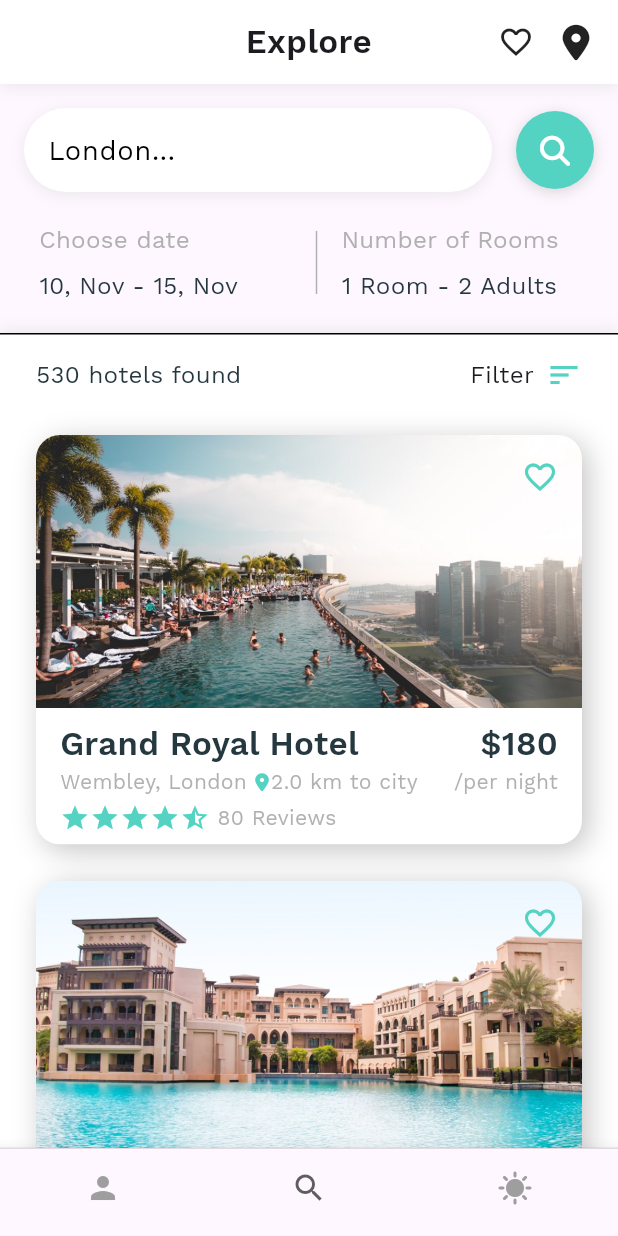
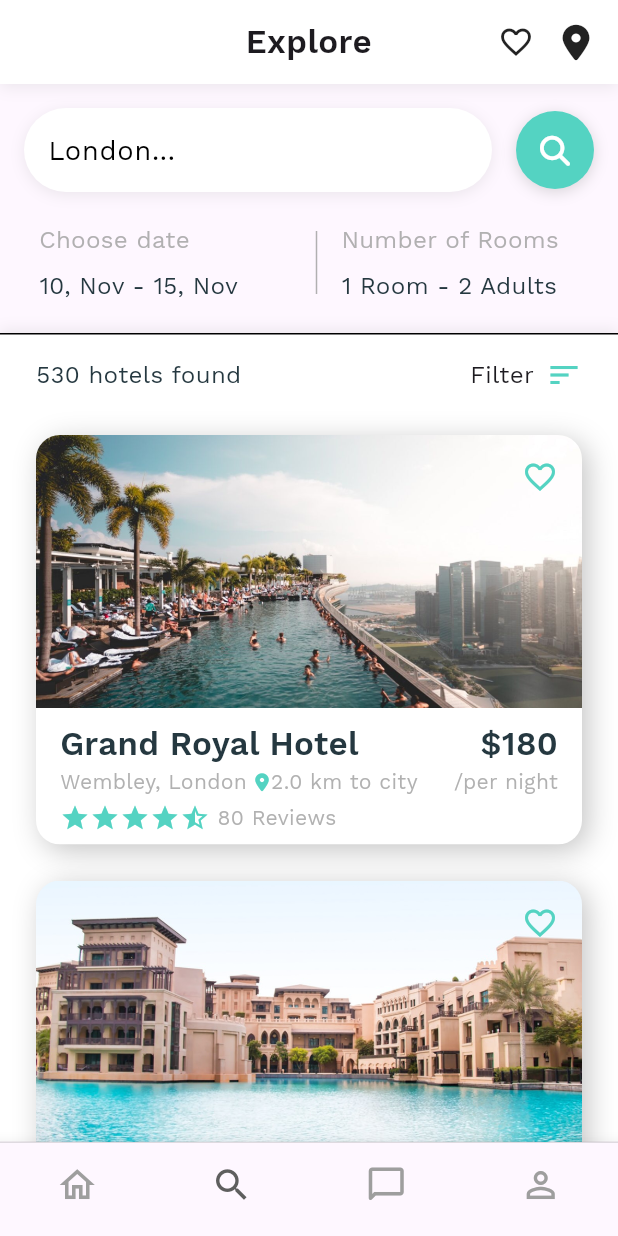
Before and after one commit to jdalgali/TravelCompanionFinder, a Flutter app: the screen it shows after launch, on a phone screen of 412 x 824 dp. Run offline on Flutter 3.47's test engine with Material 3 defaults, Android fonts, the phone set to English and light mode, and no system bars; our stand-ins replace font_awesome_flutter.

Commit message:
BottomBar finished

```diff
--- a/lib/bottom_bar.dart
+++ b/lib/bottom_bar.dart
@@ -13,9 +13,10 @@ class BottomBar extends StatefulWidget {
 class _BottomBarState extends State<BottomBar> {
   int selectedIndex = 1;
   static final List<Widget> _widgetOptions = <Widget>[
-    const Text("Page01, TODO"),
+    const Text("Overview Page: Page to see actual travels + Recommendation"),
     const HotelHomeScreen(),
-    const Text("Page02, TODO")
+    const Text("Chat: communication between Uploader and Searcher"),
+    const Text("Profile Page: Last Travels, Likes, Settings, Support System 'Help', Button for upload Travels => page with get back button, like initial hotel_home_screen")
   ];
 
   void onPageTap(int index) {
@@ -48,6 +49,7 @@ class _BottomBarState extends State<BottomBar> {
               color: Colors.grey.withOpacity(0.25), // Adjust color and opacity
             ),
           BottomNavigationBar(
+            iconSize: 28,
             currentIndex: selectedIndex,
             onTap: onPageTap,
             type: BottomNavigationBarType.fixed,
@@ -58,14 +60,13 @@ class _BottomBarState extends State<BottomBar> {
             unselectedItemColor: AppTheme.unselectedItemColor,
             items: const [
               BottomNavigationBarItem(
-                  icon: Icon(Icons.person), label: "Page01"),
+                  icon: Icon(Icons.home_outlined), label: "Trips"),
               BottomNavigationBarItem(
-                  icon: Icon(Icons.search), label: "Page02"),
+                  icon: Icon(Icons.search), label: "Explore"),
               BottomNavigationBarItem(
-                  icon: Icon(Icons.sunny),
-                  activeIcon:
-                      Icon(Icons.cloud),
-                  label: "Page03")
+                  icon: Icon(Icons.messenger_outline_rounded), label: "Messages" ),
+              BottomNavigationBarItem(
+                  icon: Icon(Icons.person_outline), label: "Profile")
             ],
           ),
         ],
```
